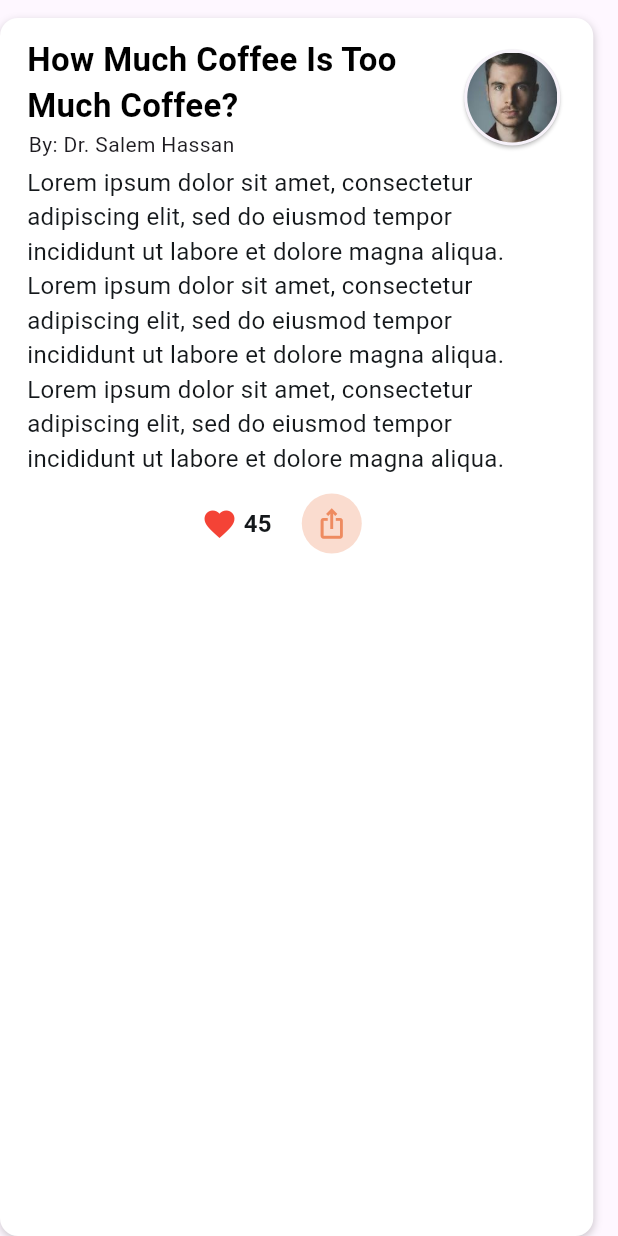
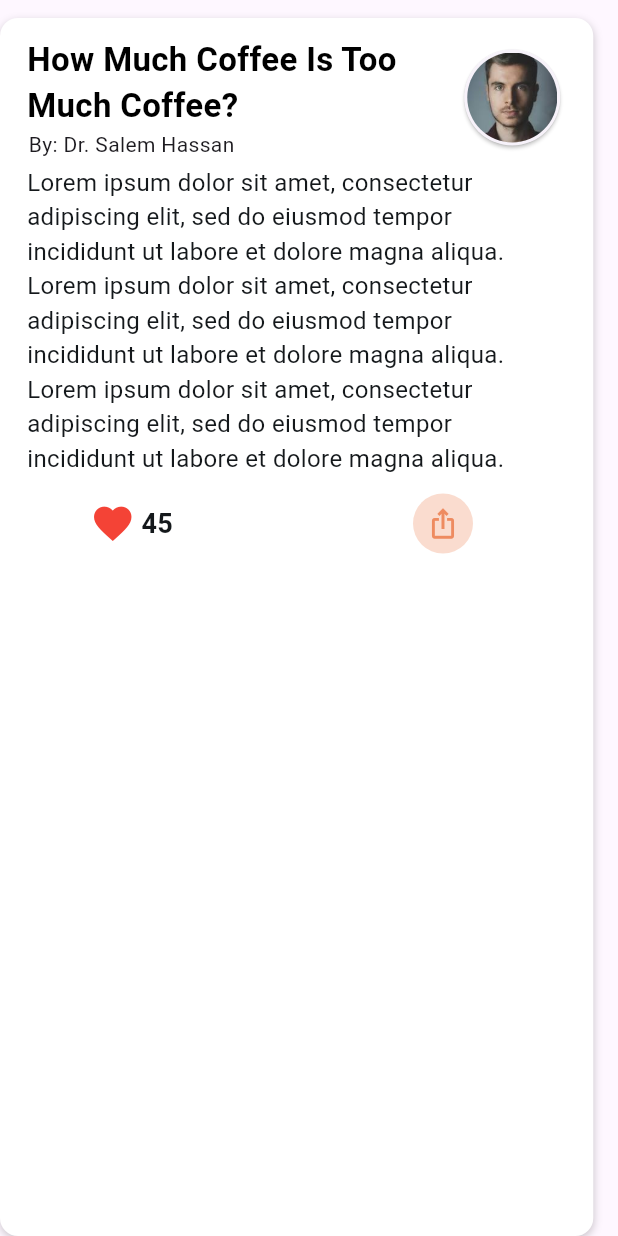
Before and after one commit to Marinaa2002/Mediverse, a Flutter app: the BlogCardDoc widget shown alone on an empty page, opened directly, on a phone screen of 412 x 824 dp. Run offline on Flutter 3.47's test engine with Material 3 defaults, Android fonts, the phone set to English and light mode, and no system bars; Roboto replaces fonts that are missing (Outfit, Plus Jakarta Sans, Readex Pro).

Commit message:
Blogs Tab Final

```diff
--- a/mediverse/lib/Screens/DoctorDashboard/widgets/BlogCardDoc.dart
+++ b/mediverse/lib/Screens/DoctorDashboard/widgets/BlogCardDoc.dart
@@ -106,14 +106,14 @@ class BlogCardDoc extends StatelessWidget {
                       const Icon(
                         Icons.favorite,
                         color: Colors.red,
-                        size: 24,
+                        size: 30,
                       ),
                       Padding(
                         padding:
-                            const EdgeInsetsDirectional.fromSTEB(4, 0, 0, 0),
+                            const EdgeInsetsDirectional.fromSTEB(4, 0, 20, 0),
                         child: Text(
                           '45',
-                          style: Themes.bodyLarge,
+                          style: Themes.bodyXLarge,
                         ),
                       ),
                       // Padding(
@@ -139,7 +139,7 @@ class BlogCardDoc extends StatelessWidget {
                         alignment: const AlignmentDirectional(-1, 0),
                         child: Padding(
                           padding: const EdgeInsetsDirectional.fromSTEB(
-                              20, 0, 20, 0),
+                              140, 0, 20, 0),
                           child: CircleAvatar(
                             backgroundColor: accentBack,
                             child: IconButton(
```
Also changed, not shown: mediverse/lib/Screens/DoctorDashboard/MainScreen2.dart (+7 -6 lines).
